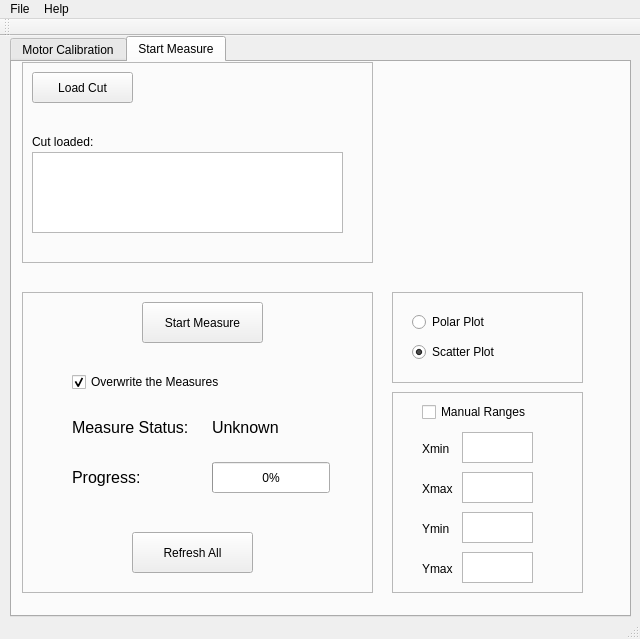
This is mainwindow.ui in MiLabUnimi/GTK as Qt 5 draws it before an edit. The edited form follows.
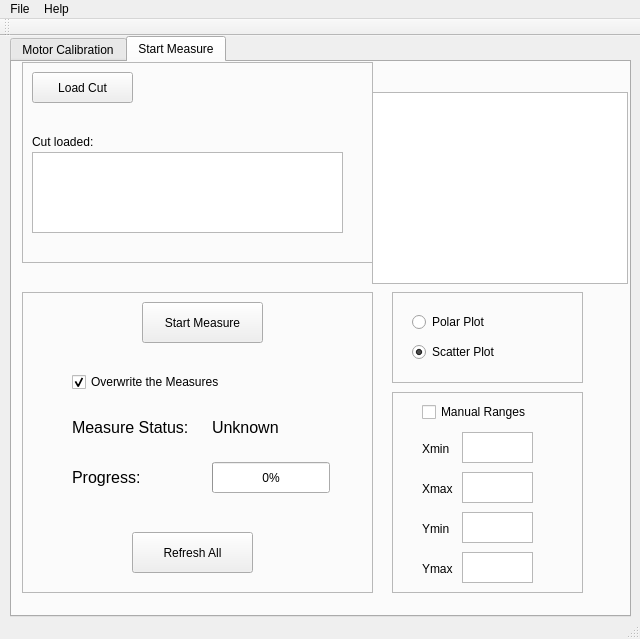
This is the edited form. The open tabs and pages were chosen to show the change.

Diff of the .ui file:
```diff
--- a/mainwindow.ui
+++ b/mainwindow.ui
@@ -1047,6 +1047,16 @@
        </property>
       </widget>
      </widget>
+     <widget class="QListWidget" name="listSeries">
+      <property name="geometry">
+       <rect>
+        <x>360</x>
+        <y>30</y>
+        <width>256</width>
+        <height>192</height>
+       </rect>
+      </property>
+     </widget>
     </widget>
    </widget>
   </widget>
```
Left out of the diff: 8 changed lines with no effect on the pictures.
